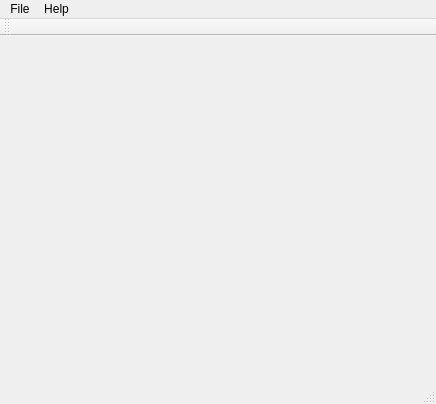
Before: the Qt Designer form mainwindow.ui in ExplosBlue/CoinKiller, drawn with Qt 5.
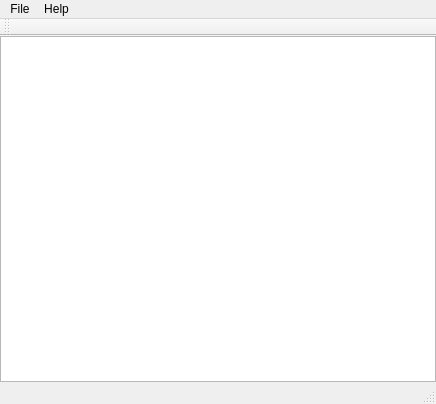
After: the same form once the commit is applied.

Commit message: start a cheapass level list

Diff of the .ui file:
```diff
--- a/mainwindow.ui
+++ b/mainwindow.ui
@@ -13,7 +13,32 @@
   <property name="windowTitle">
    <string>MainWindow</string>
   </property>
-  <widget class="QWidget" name="centralWidget"/>
+  <widget class="QWidget" name="centralWidget">
+   <layout class="QVBoxLayout" name="verticalLayout">
+    <property name="leftMargin">
+     <number>0</number>
+    </property>
+    <property name="topMargin">
+     <number>0</number>
+    </property>
+    <property name="rightMargin">
+     <number>0</number>
+    </property>
+    <property name="bottomMargin">
+     <number>0</number>
+    </property>
+    <item>
+     <widget class="QTreeView" name="levelList">
+      <property name="editTriggers">
+       <set>QAbstractItemView::NoEditTriggers</set>
+      </property>
+      <attribute name="headerVisible">
+       <bool>false</bool>
+      </attribute>
+     </widget>
+    </item>
+   </layout>
+  </widget>
   <widget class="QMenuBar" name="menuBar">
    <property name="geometry">
     <rect>
```
The commit also changes 9 other files.
